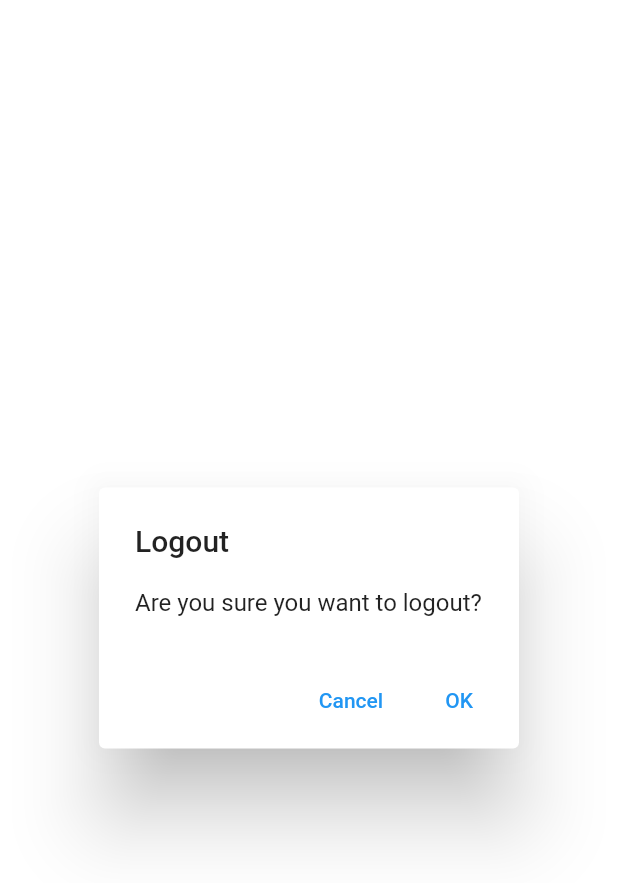
After one commit to valemascio/KIPOS, a Flutter app: the LogoutPage screen opened by its route, on a phone screen of 412 x 824 dp. The commit adds this screen. Shown: the top 883 px of the screen. Run offline on Flutter 3.47's test engine with Material 2 defaults, Android fonts, the phone set to English and light mode, and no system bars; our stand-ins replace expansion_tile_card, flutter_login, material_design_icons_flutter.

Commit message:
Added logoutPage

```diff
--- a/kipos/lib/main.dart
+++ b/kipos/lib/main.dart
@@ -4,6 +4,7 @@ import 'package:kipos/screens/homePage.dart';
 import 'package:kipos/screens/statisticsPage.dart';
 import 'package:kipos/screens/tipsPage.dart';
 import 'package:kipos/screens/loginPage.dart';
+import 'package:kipos/screens/logoutPage.dart';
 import 'package:material_design_icons_flutter/material_design_icons_flutter.dart';
 
 void main() {
@@ -52,6 +53,7 @@ class MyApp extends StatelessWidget {
       routes: {
         LoginPage.route: (context) => LoginPage(),
         HomePage.route: (context) => HomePage(),
+        LogoutPage.route: (context) => LogoutPage(),
         BadgePage.route: (context) => BadgePage(),
         StatisticsPage.route: (context) => StatisticsPage(),
         TipsPage.route: (context) => TipsPage(
--- a/kipos/lib/screens/homePage.dart
+++ b/kipos/lib/screens/homePage.dart
@@ -1,8 +1,9 @@
 import 'package:flutter/material.dart';
 import 'package:kipos/screens/badgePage.dart';
 import 'package:kipos/screens/statisticsPage.dart';
+import 'package:kipos/screens/logoutPage.dart';
+import 'package:kipos/screens/loginPage.dart';
 import 'package:expansion_tile_card/expansion_tile_card.dart';
-//Bisogna importare anche le directories per tip, profile, badges, stats
 
 class HomePage extends StatelessWidget {
   const HomePage({Key? key}) : super(key: key);
@@ -34,11 +35,11 @@ class HomePage extends StatelessWidget {
         actions: <Widget>[
           IconButton(
             icon: const Icon(
-              Icons.account_circle_outlined,
+              Icons.logout,
               color: Colors.white,
             ),
             onPressed: () {
-              //Inserire navigator verso lo screen profilo -> dentro mettere logout
+              Navigator.pushNamed(context, LogoutPage.route);
             },
           ),
         ],
--- /dev/null
+++ b/kipos/lib/screens/logoutPage.dart
@@ -0,0 +1,30 @@
+import 'package:flutter/material.dart';
+import 'package:kipos/screens/homePage.dart';
+import 'package:kipos/screens/loginPage.dart';
+
+class LogoutPage extends StatelessWidget {
+  const LogoutPage({Key? key}) : super(key: key);
+
+  static const route = '/logout/';
+  static const routename = 'logoutPage';
+
+  @override
+  Widget build(BuildContext context) {
+    return AlertDialog(
+      title: const Text('Logout'),
+      content: const Text('Are you sure you want to logout?'),
+      actions: <Widget>[
+        TextButton(
+          onPressed: () => Navigator.pop(context, HomePage.route),
+          child: const Text('Cancel'),
+        ),
+        TextButton(
+          onPressed: () {
+            Navigator.pop(context, LoginPage.route);
+          },
+          child: const Text('OK'),
+        ),
+      ],
+    );
+  }
+}
```
